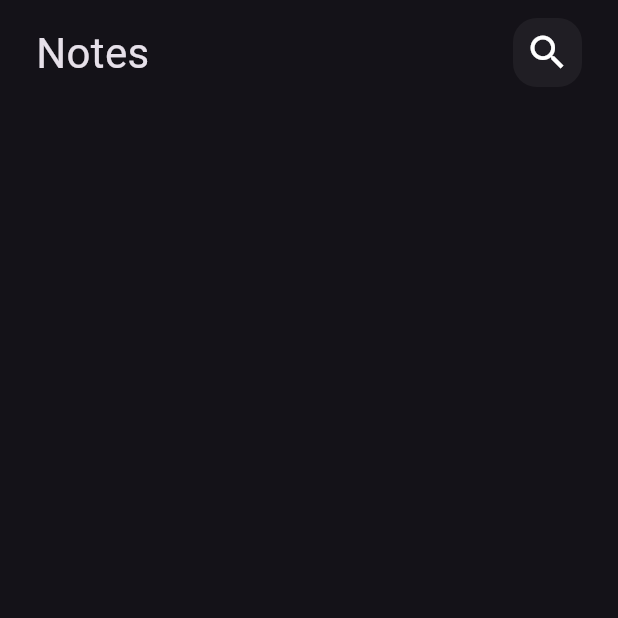
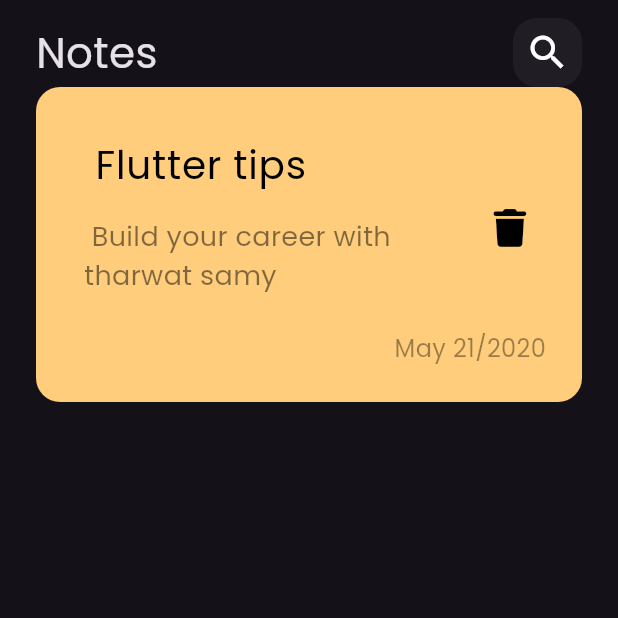
Before and after one commit to ShimaaElnaggar/notes_app, a Flutter app: the screen it shows after launch, on a phone screen of 412 x 824 dp, the top half of it. Run offline on Flutter 3.47's test engine with Material 3 defaults, Android fonts, the phone set to English and light mode, and no system bars; our stand-ins replace font_awesome_flutter.

Commit message:
create note item

```diff
--- a/lib/main.dart
+++ b/lib/main.dart
@@ -15,6 +15,7 @@ class NotesApp extends StatelessWidget {
       debugShowCheckedModeBanner: false,
       theme: ThemeData(
         brightness:  Brightness.dark,
+        fontFamily: "Poppins",
       ),
       home: const NotesView(),
     );
--- /dev/null
+++ b/lib/widgets/note_item.dart
@@ -0,0 +1,62 @@
+
+import 'package:flutter/material.dart';
+import 'package:font_awesome_flutter/font_awesome_flutter.dart';
+
+class NoteItem extends StatelessWidget {
+  const NoteItem({super.key});
+
+  @override
+  Widget build(BuildContext context) {
+    return Container(
+      decoration: BoxDecoration(
+        borderRadius: BorderRadius.circular(16),
+        color: const Color(0xffffcd7b),
+      ),
+      child:  Padding(
+        padding: const EdgeInsets.only(top: 24,bottom: 24,left: 16),
+        child: Column(
+          crossAxisAlignment: CrossAxisAlignment.end,
+          children: [
+            ListTile(
+              title:const Text(
+                " Flutter tips",
+                style: TextStyle(
+                  fontSize: 26,
+                  color: Colors.black,
+                ),
+              ) ,
+              subtitle:  Padding(
+                padding: const EdgeInsets.only(top: 16,bottom: 16),
+                child: Text(
+                  " Build your career with tharwat samy",
+                  style: TextStyle(
+                      fontSize: 18,
+                      color: Colors.black.withOpacity(0.5),
+                  ),
+                ),
+              ) ,
+              trailing: IconButton(
+                  onPressed: (){},
+                 icon: const Icon(
+                   FontAwesomeIcons.trash,
+                   color: Colors.black,
+                   size: 25,
+                 ),
+              ),
+            ),
+             Padding(
+               padding: const EdgeInsets.only(right: 24),
+               child: Text(
+                " May 21/2020",
+                style: TextStyle(
+                  fontSize: 16,
+                  color: Colors.black.withOpacity(0.4),
+                ),
+                         ),
+             ),
+          ],
+        ),
+      ),
+    );
+  }
+}
--- a/lib/widgets/notes_app_body.dart
+++ b/lib/widgets/notes_app_body.dart
@@ -1,6 +1,7 @@
 
 import 'package:flutter/material.dart';
 import 'package:notes_app/widgets/custom_app_bar.dart';
+import 'package:notes_app/widgets/note_item.dart';
 
 class NotesAppBody extends StatelessWidget {
   const NotesAppBody({super.key});
@@ -13,6 +14,7 @@ class NotesAppBody extends StatelessWidget {
         children: [
           SizedBox(height: 12,),
           CustomAppBar(),
+          NoteItem(),
         ],
       ),
     );
```
Also changed, not shown: pubspec.yaml (+7 -11 lines), assets/fonts/Poppins-Regular.ttf (added), pubspec.lock.
